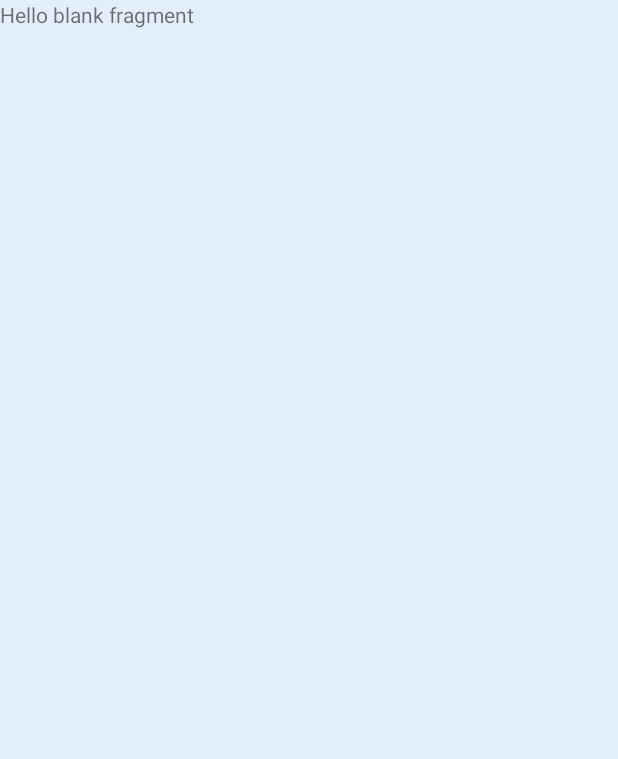
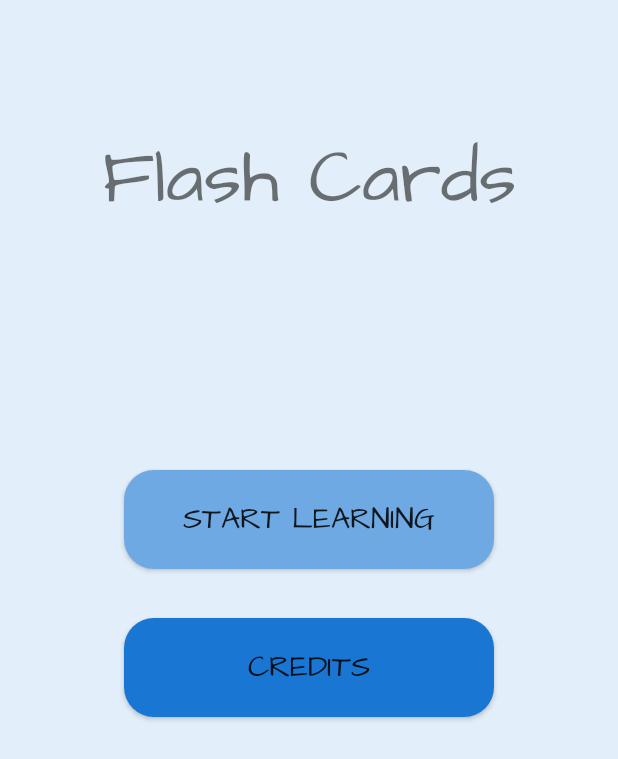
Before and after one commit to PatrykKudyk/Flashcards, an Android app: the screen it shows after launch (MainActivity), on a phone screen of 412 x 824 dp. Before the commit the part shown is almost empty. Shown: the top 759 px of the screen. Run offline under Robolectric (Android 15) with nearby library versions, the phone set to English and light mode, and no system bars.

Commit message:
added layout

```diff
--- /dev/null
+++ b/Flashcards/app/src/main/res/drawable-v24/button_background_dark.xml
@@ -0,0 +1,8 @@
+<?xml version="1.0" encoding="utf-8"?>
+<shape xmlns:android="http://schemas.android.com/apk/res/android">
+
+    <solid android:color="@color/colorMainMedium" />
+
+    <corners android:radius="20dp" />
+
+</shape>
--- /dev/null
+++ b/Flashcards/app/src/main/res/drawable-v24/button_background_medium.xml
@@ -0,0 +1,8 @@
+<?xml version="1.0" encoding="utf-8"?>
+<shape xmlns:android="http://schemas.android.com/apk/res/android">
+
+    <solid android:color="@color/colorMainLightMedium" />
+
+    <corners android:radius="20dp" />
+
+</shape>
--- /dev/null
+++ b/Flashcards/app/src/main/res/drawable/button_background_light.xml
@@ -0,0 +1,8 @@
+<?xml version="1.0" encoding="utf-8"?>
+<shape xmlns:android="http://schemas.android.com/apk/res/android">
+
+    <solid android:color="@color/colorMainLight" />
+
+    <corners android:radius="20dp" />
+
+</shape>
--- a/Flashcards/app/src/main/res/layout/fragment_main_menu.xml
+++ b/Flashcards/app/src/main/res/layout/fragment_main_menu.xml
@@ -1,14 +1,84 @@
 <?xml version="1.0" encoding="utf-8"?>
 <FrameLayout xmlns:android="http://schemas.android.com/apk/res/android"
+    xmlns:app="http://schemas.android.com/apk/res-auto"
     xmlns:tools="http://schemas.android.com/tools"
     android:layout_width="match_parent"
     android:layout_height="match_parent"
     tools:context=".fragments.MainMenuFragment">
 
-    <!-- TODO: Update blank fragment layout -->
-    <TextView
+    <androidx.constraintlayout.widget.ConstraintLayout
         android:layout_width="match_parent"
         android:layout_height="match_parent"
-        android:text="@string/hello_blank_fragment" />
+        android:background="@color/colorBackground">
 
+        <View
+            android:id="@+id/view1"
+            android:layout_width="match_parent"
+            android:layout_height="0dp"
+            app:layout_constraintEnd_toEndOf="parent"
+            app:layout_constraintHeight_percent="0.07"
+            app:layout_constraintStart_toStartOf="parent"
+            app:layout_constraintTop_toTopOf="parent" />
+
+        <TextView
+            android:id="@+id/main_menu_text_view_title"
+            android:layout_width="match_parent"
+            android:layout_height="0dp"
+            android:fontFamily="@font/architectsdaughter"
+            android:gravity="center"
+            android:text="@string/app_title"
+            android:textSize="40dip"
+            app:layout_constraintEnd_toEndOf="parent"
+            app:layout_constraintHeight_percent="0.15"
+            app:layout_constraintHorizontal_bias="0.0"
+            app:layout_constraintStart_toStartOf="parent"
+            app:layout_constraintTop_toBottomOf="@+id/view1" />
+
+        <View
+            android:id="@+id/view2"
+            android:layout_width="match_parent"
+            android:layout_height="0dp"
+            app:layout_constraintEnd_toEndOf="parent"
+            app:layout_constraintHeight_percent="0.16"
+            app:layout_constraintStart_toStartOf="parent"
+            app:layout_constraintTop_toBottomOf="@+id/main_menu_text_view_title" />
+
+        <Button
+            android:id="@+id/main_menu_button_start"
+            android:layout_width="0dp"
+            android:layout_height="0dp"
+            app:layout_constraintEnd_toEndOf="parent"
+            app:layout_constraintHeight_percent="0.08"
+            app:layout_constraintWidth_percent="0.6"
+            android:text="@string/button_start_learning"
+            android:fontFamily="@font/architectsdaughter"
+            android:textSize="16dip"
+            android:background="@drawable/button_background_light"
+            app:layout_constraintStart_toStartOf="parent"
+            app:layout_constraintTop_toBottomOf="@+id/view2" />
+        <View
+            android:id="@+id/view3"
+            android:layout_width="match_parent"
+            android:layout_height="0dp"
+            app:layout_constraintEnd_toEndOf="parent"
+            app:layout_constraintHeight_percent="0.04"
+            app:layout_constraintStart_toStartOf="parent"
+            app:layout_constraintTop_toBottomOf="@+id/main_menu_button_start" />
+
+
+        <Button
+            android:id="@+id/main_menu_button_credits"
+            android:layout_width="0dp"
+            android:layout_height="0dp"
+            app:layout_constraintEnd_toEndOf="parent"
+            app:layout_constraintHeight_percent="0.08"
+            app:layout_constraintWidth_percent="0.6"
+            android:text="@string/button_credits"
+            android:fontFamily="@font/architectsdaughter"
+            android:textSize="16dip"
+            android:background="@drawable/button_background_medium"
+            app:layout_constraintStart_toStartOf="parent"
+            app:layout_constraintTop_toBottomOf="@+id/view3" />
+
+    </androidx.constraintlayout.widget.ConstraintLayout>
 </FrameLayout>
--- a/Flashcards/app/src/main/res/values/strings.xml
+++ b/Flashcards/app/src/main/res/values/strings.xml
@@ -1,6 +1,6 @@
 <resources>
     <string name="app_name">Flashcards</string>
     <string name="app_title">Flash Cards</string>
-    <!-- TODO: Remove or change this placeholder text -->
-    <string name="hello_blank_fragment">Hello blank fragment</string>
+    <string name="button_start_learning">Start learning</string>
+    <string name="button_credits">Credits</string>
 </resources>
```
